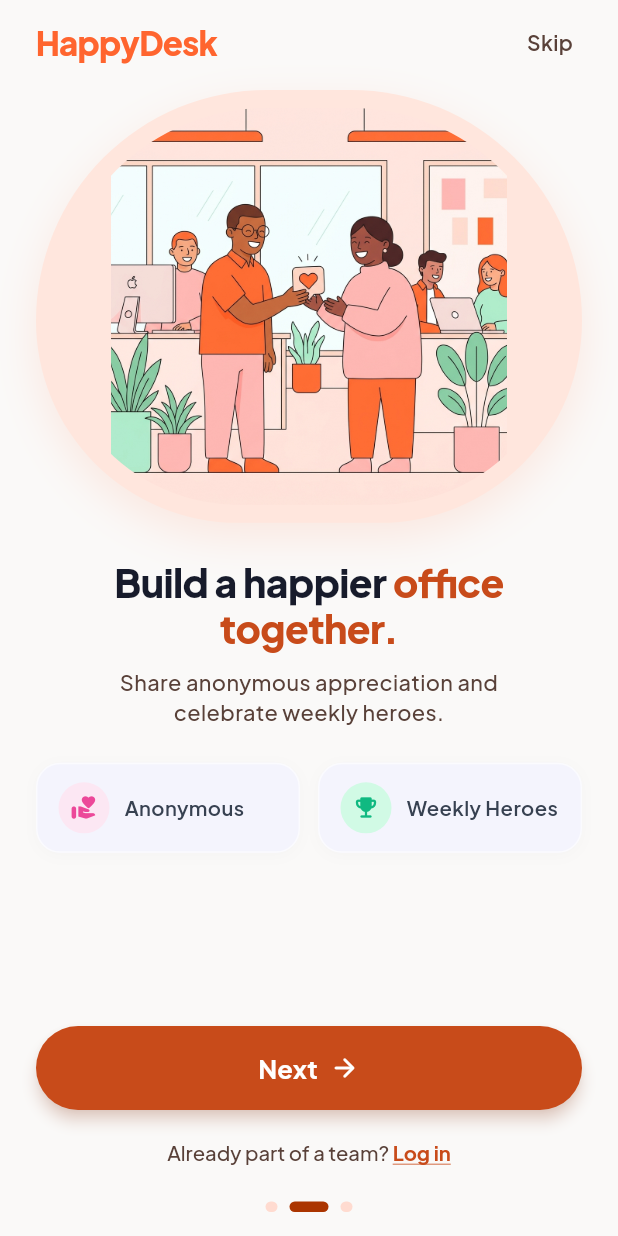
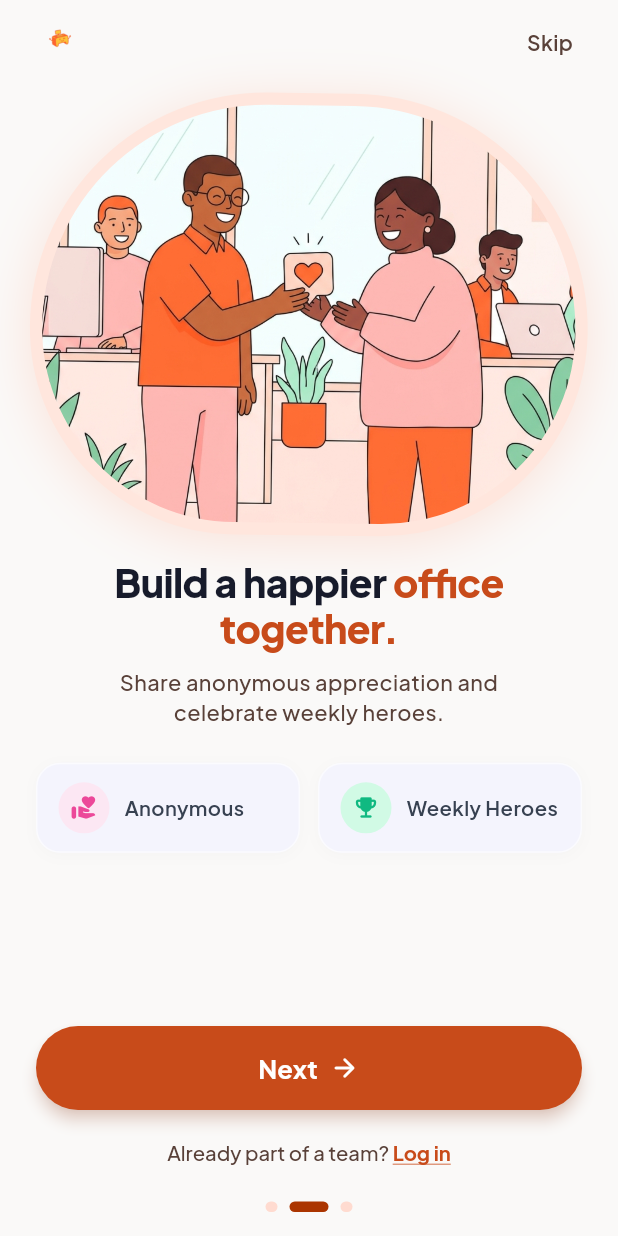
Before and after one commit to JustRamm/Happy-Desk, a Flutter app: the screen it shows after launch, after a tap on "Next", on a phone screen of 412 x 824 dp. Run offline on Flutter 3.47's test engine with Material 3 defaults, Android fonts, the phone set to English and light mode, and no system bars; our stand-ins replace google_fonts.

Commit message:
feat: replace text with logo_removedbg.png, zoom artwork and animate organic shape on OnboardingScreen

```diff
--- a/lib/screens/onboarding_screen.dart
+++ b/lib/screens/onboarding_screen.dart
@@ -1,10 +1,11 @@
+import 'dart:math' as math;
 import 'package:flutter/material.dart';
 import 'package:google_fonts/google_fonts.dart';
 import '../theme/app_theme.dart';
 import '../widgets/feature_badge_card.dart';
 import '../widgets/page_indicator.dart';
 
-class OnboardingScreen extends StatelessWidget {
+class OnboardingScreen extends StatefulWidget {
   final VoidCallback? onNextPressed;
   final VoidCallback? onLoginPressed;
   final String imagePath;
@@ -21,6 +22,29 @@
   });
 
   @override
+  State<OnboardingScreen> createState() => _OnboardingScreenState();
+}
+
+class _OnboardingScreenState extends State<OnboardingScreen>
+    with SingleTickerProviderStateMixin {
+  late AnimationController _animationController;
+
+  @override
+  void initState() {
+    super.initState();
+    _animationController = AnimationController(
+      vsync: this,
+      duration: const Duration(milliseconds: 3000),
+    )..repeat(reverse: true);
+  }
+
+  @override
+  void dispose() {
+    _animationController.dispose();
+    super.dispose();
+  }
+
+  @override
   Widget build(BuildContext context) {
     return Scaffold(
       backgroundColor: const Color(0xFFFAF9F8), // Warm soft background
@@ -31,24 +55,20 @@
             children: [
               const SizedBox(height: 12),
 
-              // Top Header Bar: HappyDesk & Skip
+              // Top Header Bar: Transparent Logo & Skip
               Row(
                 mainAxisAlignment: MainAxisAlignment.spaceBetween,
                 children: [
-                  // App Title (HappyDesk)
-                  Text(
-                    'HappyDesk',
-                    style: GoogleFonts.plusJakartaSans(
-                      fontSize: 22,
-                      fontWeight: FontWeight.w800,
-                      color: const Color(0xFFFF652F), // Vivid Coral Orange
-                      letterSpacing: -0.5,
-                    ),
+                  // App Brand Logo (assets/brand/logo_removedbg.png)
+                  Image.asset(
+                    'assets/brand/logo_removedbg.png',
+                    height: 32,
+                    fit: BoxFit.contain,
                   ),
 
                   // Skip Link
                   GestureDetector(
-                    onTap: onLoginPressed,
+                    onTap: widget.onLoginPressed,
                     child: Padding(
                       padding: const EdgeInsets.all(6.0),
                       child: Text(
@@ -66,10 +86,24 @@
 
               const SizedBox(height: 16),
 
-              // Organic Asymmetrical Blob Image Container (Exact shape matching reference image)
+              // Animated Organic Blob Image Container (Floating + Scaling + Zoomed Image)
               Expanded(
                 flex: 5,
                 child: Center(
+                  child: AnimatedBuilder(
+                    animation: _animationController,
+                    builder: (context, child) {
+                      final progress = _animationController.value;
+                      final floatY = math.sin(progress * math.pi * 2) * 6;
+                      final breathScale = 1.0 + (math.sin(progress * math.pi * 2) * 0.025);
+                      final tiltAngle = math.sin(progress * math.pi) * 0.015;
+
+                      return Transform.translate(
+                        offset: Offset(0, floatY),
+                        child: Transform.rotate(
+                          angle: tiltAngle,
+                          child: Transform.scale(
+                            scale: breathScale,
                             child: Container(
                               width: double.infinity,
                               constraints: const BoxConstraints(maxHeight: 310),
@@ -83,13 +117,13 @@
                                 ),
                                 boxShadow: [
                                   BoxShadow(
-                          color: const Color(0xFFFF652F).withValues(alpha: 0.12),
-                          blurRadius: 24,
-                          offset: const Offset(0, 10),
+                                    color: const Color(0xFFFF652F).withValues(alpha: 0.16),
+                                    blurRadius: 28,
+                                    offset: Offset(0, 10 - floatY),
                                   ),
                                 ],
                               ),
-                    padding: const EdgeInsets.all(12),
+                              padding: const EdgeInsets.all(8),
                               child: ClipRRect(
                                 borderRadius: const BorderRadius.only(
                                   topLeft: Radius.circular(150),
@@ -97,9 +131,11 @@
                                   bottomLeft: Radius.circular(130),
                                   bottomRight: Radius.circular(130),
                                 ),
+                                child: Transform.scale(
+                                  scale: 1.15, // Zoom in slightly so side edges fit seamlessly
                                   child: Image.asset(
-                        imagePath,
-                        fit: BoxFit.contain,
+                                    widget.imagePath,
+                                    fit: BoxFit.cover,
                                     errorBuilder: (context, error, stackTrace) {
                                       return const Center(
                                         child: Icon(
@@ -111,6 +147,12 @@
                                     },
                                   ),
                                 ),
+                              ),
+                            ),
+                          ),
+                        ),
+                      );
+                    },
                   ),
                 ),
               ),
@@ -189,7 +231,7 @@
                 width: double.infinity,
                 height: 56,
                 child: ElevatedButton(
-                  onPressed: onNextPressed,
+                  onPressed: widget.onNextPressed,
                   style: ElevatedButton.styleFrom(
                     backgroundColor: const Color(0xFFC84B1A),
                     foregroundColor: Colors.white,
@@ -224,7 +266,7 @@
 
               // Secondary Action: Log in link
               GestureDetector(
-                onTap: onLoginPressed,
+                onTap: widget.onLoginPressed,
                 child: Padding(
                   padding: const EdgeInsets.symmetric(vertical: 4.0),
                   child: RichText(
@@ -254,8 +296,8 @@
 
               // Page Indicator Dots
               PageIndicatorDots(
-                currentIndex: pageIndex,
-                count: totalPages,
+                currentIndex: widget.pageIndex,
+                count: widget.totalPages,
               ),
 
               const SizedBox(height: 16),
```
Lines whose indentation alone changed are shown as unchanged.
